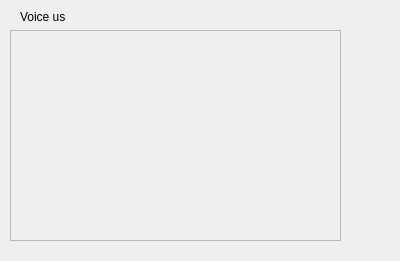
The window that UiModule/ui/VoiceUsers.ui (realXtend/tundra) describes before a commit, drawn with Qt 5.
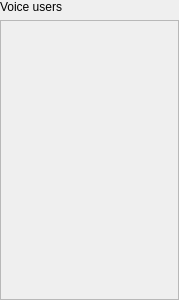
The same window after the commit.

Commit message: Basic voice chat participant widget functionality.

```diff
--- a/UiModule/ui/VoiceUsers.ui
+++ b/UiModule/ui/VoiceUsers.ui
@@ -6,40 +6,37 @@
    <rect>
     <x>0</x>
     <y>0</y>
-    <width>400</width>
-    <height>261</height>
+    <width>179</width>
+    <height>300</height>
    </rect>
   </property>
+  <property name="maximumSize">
+   <size>
+    <width>16777215</width>
+    <height>300</height>
+   </size>
+  </property>
   <property name="windowTitle">
    <string>Form</string>
   </property>
   <property name="styleSheet">
-   <string notr="true">QWidget#voiceUsersWidget
-{
-  border: 0px; background-color: rgba(34,34,34,191); background-position: top left; background-repeat: no-repeat;
-}</string>
+   <string notr="true"/>
   </property>
+  <layout class="QVBoxLayout" name="verticalLayout">
+   <property name="margin">
+    <number>0</number>
+   </property>
+   <item>
   <widget class="QLabel" name="label">
-   <property name="geometry">
-    <rect>
-     <x>20</x>
-     <y>10</y>
-     <width>46</width>
-     <height>13</height>
-    </rect>
-   </property>
    <property name="text">
     <string>Voice users</string>
    </property>
   </widget>
+   </item>
+   <item>
   <widget class="QScrollArea" name="userListScrollArea">
-   <property name="geometry">
-    <rect>
-     <x>10</x>
-     <y>30</y>
-     <width>331</width>
-     <height>211</height>
-    </rect>
+     <property name="styleSheet">
+      <string notr="true"/>
    </property>
    <property name="widgetResizable">
     <bool>true</bool>
@@ -49,23 +46,42 @@
      <rect>
       <x>0</x>
       <y>0</y>
-      <width>329</width>
-      <height>209</height>
-     </rect>
-    </property>
-    <widget class="QWidget" name="verticalLayoutWidget">
-     <property name="geometry">
-      <rect>
-       <x>9</x>
-       <y>9</y>
-       <width>311</width>
-       <height>191</height>
-      </rect>
-     </property>
-     <layout class="QVBoxLayout" name="userListLayout"/>
-    </widget>
-   </widget>
-  </widget>
+        <width>177</width>
+        <height>279</height>
+       </rect>
+      </property>
+      <layout class="QVBoxLayout" name="verticalLayout_2">
+       <property name="margin">
+        <number>0</number>
+       </property>
+       <item>
+        <layout class="QVBoxLayout" name="userListLayout">
+         <property name="topMargin">
+          <number>10</number>
+         </property>
+         <property name="bottomMargin">
+          <number>10</number>
+         </property>
+         <item>
+          <spacer name="verticalSpacer_2">
+           <property name="orientation">
+            <enum>Qt::Vertical</enum>
+           </property>
+           <property name="sizeHint" stdset="0">
+            <size>
+             <width>20</width>
+             <height>40</height>
+            </size>
+           </property>
+          </spacer>
+         </item>
+        </layout>
+       </item>
+      </layout>
+     </widget>
+    </widget>
+   </item>
+  </layout>
  </widget>
  <resources/>
  <connections/>
```
Lines whose indentation alone changed are shown as unchanged. The commit also changes 11 other files.
